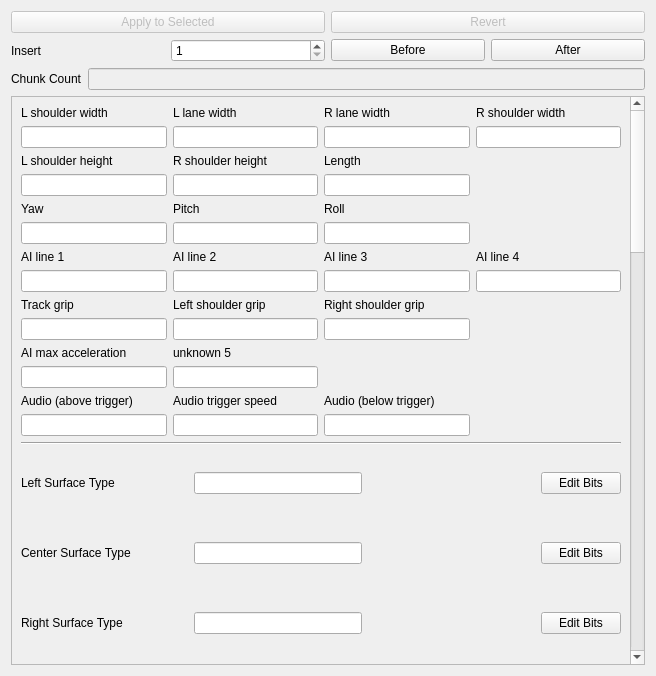
Qt form TrackEditor/EditDataWidget.ui (Zizin13/Roller) before a commit.
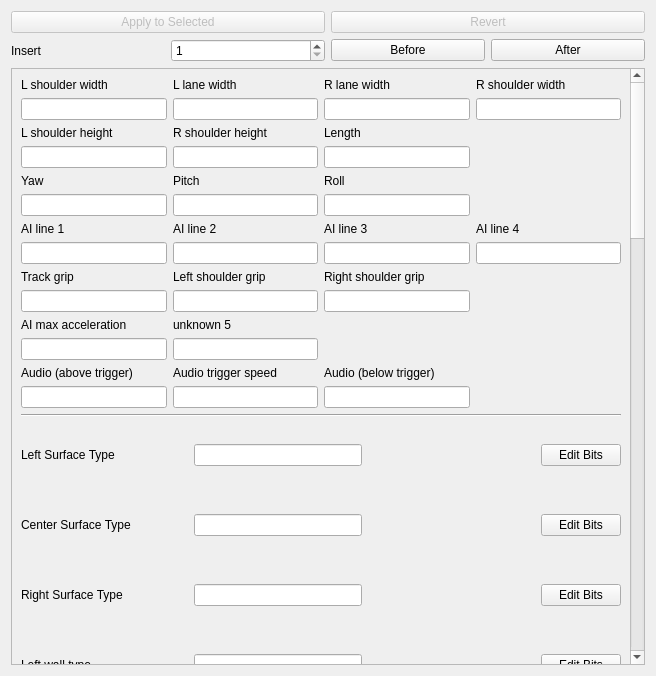
The same form after that commit.

Commit message: adding default chunk and fixing delete all

Diff of the .ui file:
```diff
--- a/TrackEditor/EditDataWidget.ui
+++ b/TrackEditor/EditDataWidget.ui
@@ -82,27 +82,6 @@
      </item>
     </layout>
    </item>
-   <item>
-    <layout class="QHBoxLayout" name="horizontalLayout_6">
-     <item>
-      <widget class="QLabel" name="lblChunkCount">
-       <property name="text">
-        <string>Chunk Count</string>
-       </property>
-      </widget>
-     </item>
-     <item>
-      <widget class="QLineEdit" name="leChunkCount">
-       <property name="enabled">
-        <bool>false</bool>
-       </property>
-       <property name="readOnly">
-        <bool>true</bool>
-       </property>
-      </widget>
-     </item>
-    </layout>
-   </item>
    <item>
     <widget class="QScrollArea" name="scrollAreaChunkEdit">
      <property name="horizontalScrollBarPolicy">
```
The commit also changes 8 other files.
